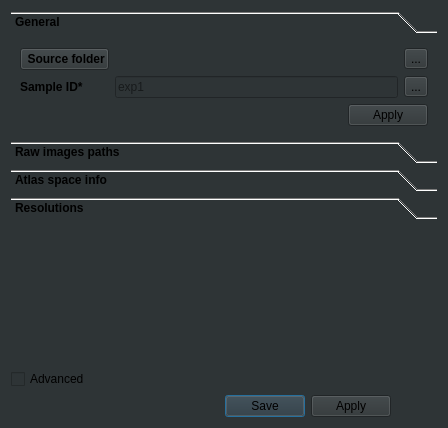
Old version of the form ClearMap/gui/creator/sample_tab.ui in the repository ClearAnatomics/ClearMap.
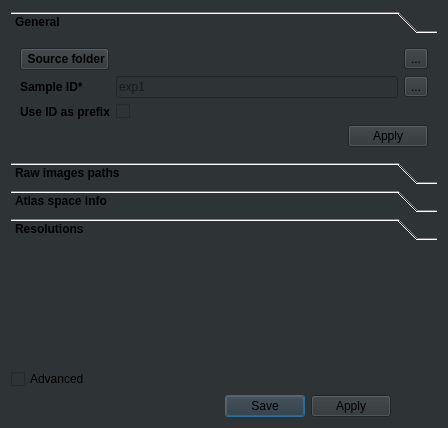
New version of the form. The open tabs and pages were chosen to show the change. Icons and pictures are not drawn.

Commit message: Adds option to use sample id as prefix in GUI

Diff of the .ui file:
```diff
--- a/ClearMap/gui/creator/sample_tab.ui
+++ b/ClearMap/gui/creator/sample_tab.ui
@@ -34,8 +34,8 @@
          <rect>
           <x>0</x>
           <y>0</y>
-          <width>428</width>
-          <height>121</height>
+          <width>414</width>
+          <height>132</height>
          </rect>
         </property>
         <attribute name="label">
@@ -132,7 +132,25 @@
            </item>
           </layout>
          </item>
-         <item row="2" column="1">
+         <item row="2" column="0">
+          <widget class="QLabel" name="sampleIdLabel_2">
+           <property name="font">
+            <font>
+             <bold>true</bold>
+            </font>
+           </property>
+           <property name="toolTip">
+            <string>Prefix all the file names by the sample ID</string>
+           </property>
+           <property name="text">
+            <string>Use ID as prefix</string>
+           </property>
+           <property name="buddy">
+            <cstring>sampleIdTxt</cstring>
+           </property>
+          </widget>
+         </item>
+         <item row="4" column="1">
           <widget class="QDialogButtonBox" name="sampleIdButtonBox">
            <property name="standardButtons">
             <set>QDialogButtonBox::Apply</set>
@@ -142,6 +160,13 @@
            </property>
           </widget>
          </item>
+         <item row="2" column="1">
+          <widget class="QCheckBox" name="useIdAsPrefixCheckBox">
+           <property name="text">
+            <string/>
+           </property>
+          </widget>
+         </item>
         </layout>
        </widget>
        <widget class="QWidget" name="page_2">
```
Left out of the diff: 2 changed lines with no effect on the pictures. The commit also changes 6 other files.
